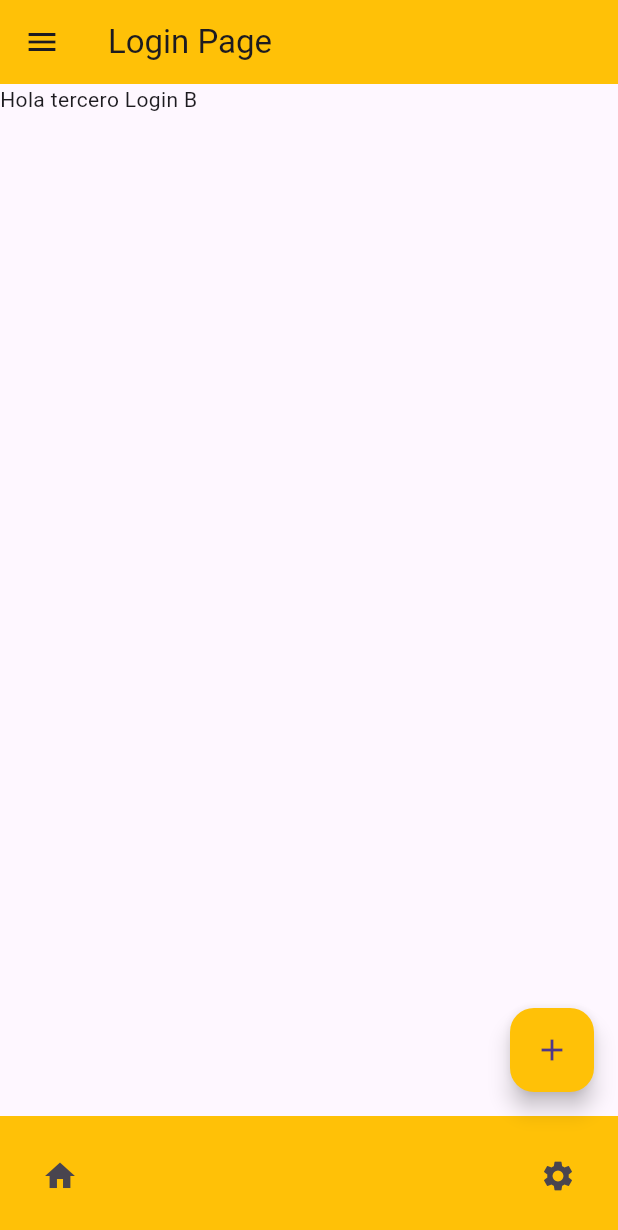
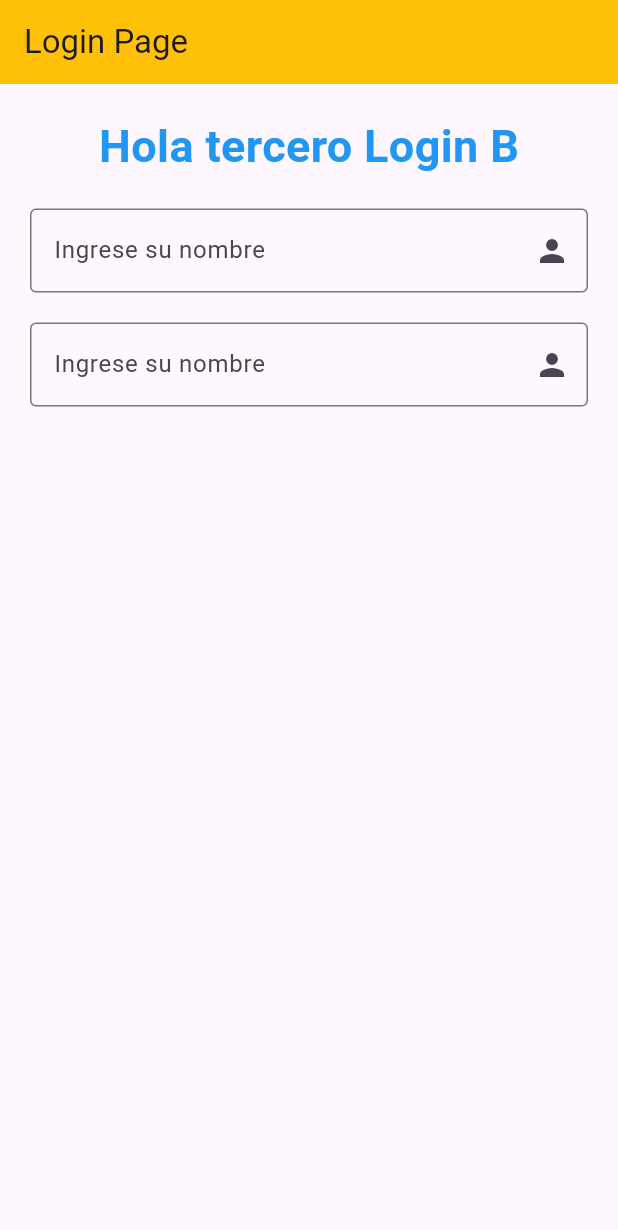
Before and after one commit to rodriQuelali/flutter-3b-2025, a Flutter app: the screen it shows after launch, on a phone screen of 412 x 824 dp. Shown: the top 1230 px of the screen. Run offline on Flutter 3.47's test engine with Material 3 defaults, Android fonts, the phone set to English and light mode, and no system bars.

Commit message:
Add wiget: Container, Colum and wihet.

```diff
--- a/flutter_application_1/lib/view/login.dart
+++ b/flutter_application_1/lib/view/login.dart
@@ -6,75 +6,40 @@ class LoginPage extends StatelessWidget {
   @override
   Widget build(BuildContext context) {
     return Scaffold(
-      appBar: AppBar(
-        title: Text("Login Page"),
-        backgroundColor: Colors.amber,
-
-      ),
-      body: titlo(),
-      bottomNavigationBar: BottomAppBar(
-        color: Colors.amber,
-        child: Row(
-          mainAxisAlignment: MainAxisAlignment.spaceBetween,
-          children: [
-            IconButton(
-              icon: Icon(Icons.home),
-              onPressed: () {},
-            ),
-            IconButton(
-              icon: Icon(Icons.settings),
-              onPressed: () {},
-            ),
-          ],
-        ),
-      ),
-      floatingActionButton: FloatingActionButton(
-
-        onPressed: () {
-          print("Floating Action Button Pressed");
-        },
-        child: Icon(Icons.add),
-        backgroundColor: Colors.amber,
-
-      ),
-      drawer: Drawer(
-        child: ListView(
-          padding: EdgeInsets.zero,
-          children: <Widget>[
-            DrawerHeader(
-              decoration: BoxDecoration(
-                color: Colors.amber,
-              ),
-              child: Text(
-                'Drawer Header',
-                style: TextStyle(
-                  color: Colors.white,
-                  fontSize: 24,
-                ),
-              ),
-            ),
-            ListTile(
-              leading: Icon(Icons.message),
-              title: Text('Messages'),
-              onTap: () {
-                // Handle message tap
-              },
-            ),
-            ListTile(
-              leading: Icon(Icons.account_circle),
-              title: Text('Profile'),
-              onTap: () {
-                // Handle profile tap
-              },
-            ),
-          ],
-        ),
+      appBar: AppBar(title: Text("Login Page"), backgroundColor: Colors.amber),
+      body: Container(
+        padding: EdgeInsets.all(20.0),
+        child: Column(children: [
+          Center(child: titlo(),),
+          SizedBox(height: 20),
+          inputText(),
+          SizedBox(height: 20),
+          inputText()
+        ]),
       ),
     );
   }
 
-  Widget titlo(){
-    return Text("Hola tercero Login B");
+  Widget inputText() {
+    return TextField(
+      decoration: InputDecoration(
+        labelText: "Ingrese su nombre",
+        hintText: "Nombre",
+        border: OutlineInputBorder(),
+        suffixIcon: Icon(Icons.person),
+      ),
+    );
+  }
+
+  Widget titlo() {
+    return Text(
+      "Hola tercero Login B",
+      style: TextStyle(
+        fontSize: 30,
+        color: Colors.blue,
+        fontWeight: FontWeight.bold,
+      ),
+    );
   }
 
   Widget titulo2() {
```
